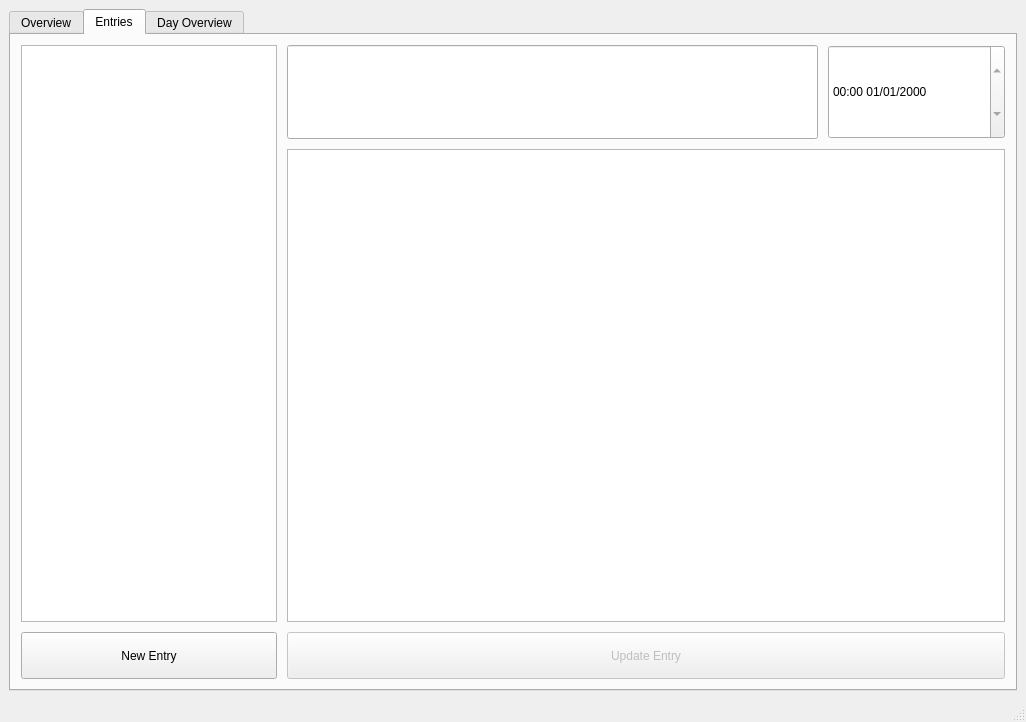
This is mainwindow.ui in Leckatall/PyJournal as Qt 5 draws it before an edit. The edited form follows.
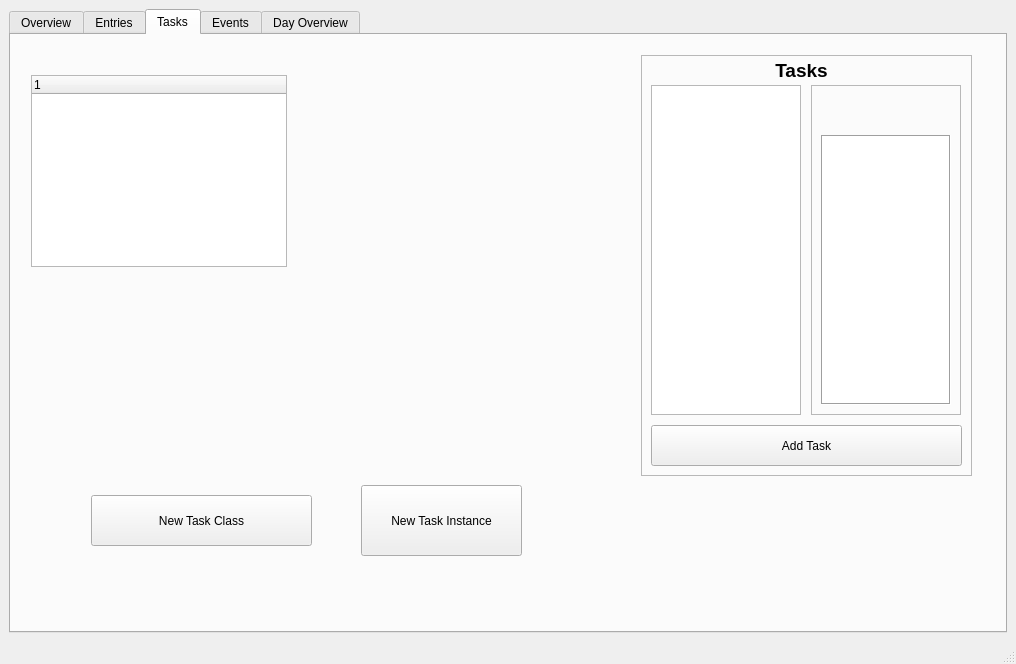
This is the edited form. The open tabs and pages were chosen to show the change.

Commit message: Implemented Events. An Object-Oriented approach to logging activities, achievements and ofc events. Working on enabling recurring events. Coming up: Tasks!

```diff
--- a/mainwindow.ui
+++ b/mainwindow.ui
@@ -6,8 +6,8 @@
    <rect>
     <x>0</x>
     <y>0</y>
-    <width>1026</width>
-    <height>722</height>
+    <width>1016</width>
+    <height>664</height>
    </rect>
   </property>
   <property name="tabletTracking">
@@ -20,6 +20,12 @@
    <string notr="true"/>
   </property>
   <widget class="QWidget" name="centralwidget">
+   <property name="sizePolicy">
+    <sizepolicy hsizetype="Preferred" vsizetype="MinimumExpanding">
+     <horstretch>0</horstretch>
+     <verstretch>0</verstretch>
+    </sizepolicy>
+   </property>
    <layout class="QVBoxLayout" name="verticalLayout">
     <item>
      <widget class="QTabWidget" name="tabWidget">
@@ -29,6 +35,9 @@
         <verstretch>0</verstretch>
        </sizepolicy>
       </property>
+      <property name="tabShape">
+       <enum>QTabWidget::TabShape::Rounded</enum>
+      </property>
       <property name="currentIndex">
        <number>1</number>
       </property>
@@ -230,6 +239,9 @@
           <property name="readOnly">
            <bool>true</bool>
           </property>
+          <property name="placeholderText">
+           <string>Entry Title</string>
+          </property>
          </widget>
         </item>
         <item row="0" column="2">
@@ -262,6 +274,9 @@
           <property name="readOnly">
            <bool>true</bool>
           </property>
+          <property name="placeholderText">
+           <string>Entry Description</string>
+          </property>
          </widget>
         </item>
         <item row="2" column="0">
@@ -301,7 +316,221 @@
         </item>
        </layout>
       </widget>
-      <widget class="QWidget" name="DayOverview">
+      <widget class="QWidget" name="TasksTab">
+       <attribute name="title">
+        <string>Tasks</string>
+       </attribute>
+       <widget class="QTreeWidget" name="treeWidget">
+        <property name="geometry">
+         <rect>
+          <x>20</x>
+          <y>40</y>
+          <width>256</width>
+          <height>192</height>
+         </rect>
+        </property>
+        <column>
+         <property name="text">
+          <string notr="true">1</string>
+         </property>
+        </column>
+       </widget>
+       <widget class="QFrame" name="frame_3">
+        <property name="geometry">
+         <rect>
+          <x>630</x>
+          <y>20</y>
+          <width>331</width>
+          <height>421</height>
+         </rect>
+        </property>
+        <property name="frameShape">
+         <enum>QFrame::Shape::StyledPanel</enum>
+        </property>
+        <property name="frameShadow">
+         <enum>QFrame::Shadow::Raised</enum>
+        </property>
+        <widget class="QListWidget" name="TaskList_2">
+         <property name="geometry">
+          <rect>
+           <x>10</x>
+           <y>30</y>
+           <width>150</width>
+           <height>330</height>
+          </rect>
+         </property>
+         <property name="toolTip">
+          <string>Task List</string>
+         </property>
+        </widget>
+        <widget class="QLabel" name="TasksLabel_2">
+         <property name="geometry">
+          <rect>
+           <x>90</x>
+           <y>0</y>
+           <width>141</width>
+           <height>31</height>
+          </rect>
+         </property>
+         <property name="text">
+          <string>&lt;html&gt;&lt;head/&gt;&lt;body&gt;&lt;p align=&quot;center&quot;&gt;&lt;span style=&quot; font-size:14pt; font-weight:700;&quot;&gt;Tasks&lt;/span&gt;&lt;/p&gt;&lt;/body&gt;&lt;/html&gt;</string>
+         </property>
+        </widget>
+        <widget class="QPushButton" name="NewTaskButton_2">
+         <property name="geometry">
+          <rect>
+           <x>10</x>
+           <y>370</y>
+           <width>311</width>
+           <height>41</height>
+          </rect>
+         </property>
+         <property name="text">
+          <string>Add Task</string>
+         </property>
+        </widget>
+        <widget class="QFrame" name="frame_4">
+         <property name="geometry">
+          <rect>
+           <x>170</x>
+           <y>30</y>
+           <width>150</width>
+           <height>330</height>
+          </rect>
+         </property>
+         <property name="frameShape">
+          <enum>QFrame::Shape::StyledPanel</enum>
+         </property>
+         <property name="frameShadow">
+          <enum>QFrame::Shadow::Raised</enum>
+         </property>
+         <widget class="QTextEdit" name="TaskDetails_2">
+          <property name="geometry">
+           <rect>
+            <x>10</x>
+            <y>50</y>
+            <width>130</width>
+            <height>270</height>
+           </rect>
+          </property>
+          <property name="frameShape">
+           <enum>QFrame::Shape::Box</enum>
+          </property>
+         </widget>
+        </widget>
+       </widget>
+       <widget class="QPushButton" name="NewTaskClass">
+        <property name="geometry">
+         <rect>
+          <x>80</x>
+          <y>460</y>
+          <width>221</width>
+          <height>51</height>
+         </rect>
+        </property>
+        <property name="text">
+         <string>New Task Class</string>
+        </property>
+       </widget>
+       <widget class="QPushButton" name="NewTaskInstance">
+        <property name="geometry">
+         <rect>
+          <x>350</x>
+          <y>450</y>
+          <width>161</width>
+          <height>71</height>
+         </rect>
+        </property>
+        <property name="text">
+         <string>New Task Instance</string>
+        </property>
+       </widget>
+      </widget>
+      <widget class="QWidget" name="EventsTab">
+       <attribute name="title">
+        <string>Events</string>
+       </attribute>
+       <widget class="QTreeWidget" name="EventClassTree">
+        <property name="geometry">
+         <rect>
+          <x>10</x>
+          <y>20</y>
+          <width>221</width>
+          <height>421</height>
+         </rect>
+        </property>
+        <property name="columnCount">
+         <number>2</number>
+        </property>
+        <column>
+         <property name="text">
+          <string notr="true">1</string>
+         </property>
+        </column>
+        <column>
+         <property name="text">
+          <string notr="true">2</string>
+         </property>
+        </column>
+       </widget>
+       <widget class="QPushButton" name="NewEventClass">
+        <property name="geometry">
+         <rect>
+          <x>10</x>
+          <y>450</y>
+          <width>221</width>
+          <height>41</height>
+         </rect>
+        </property>
+        <property name="text">
+         <string>Create Event Class</string>
+        </property>
+       </widget>
+       <widget class="QPushButton" name="NewEventInstance">
+        <property name="geometry">
+         <rect>
+          <x>240</x>
+          <y>450</y>
+          <width>221</width>
+          <height>41</height>
+         </rect>
+        </property>
+        <property name="text">
+         <string>Add Event</string>
+        </property>
+       </widget>
+       <widget class="QTableView" name="EventClassDetails">
+        <property name="geometry">
+         <rect>
+          <x>240</x>
+          <y>20</y>
+          <width>221</width>
+          <height>421</height>
+         </rect>
+        </property>
+       </widget>
+       <widget class="QTableView" name="EventsList">
+        <property name="geometry">
+         <rect>
+          <x>470</x>
+          <y>20</y>
+          <width>256</width>
+          <height>441</height>
+         </rect>
+        </property>
+       </widget>
+       <widget class="QTableView" name="EventDetails">
+        <property name="geometry">
+         <rect>
+          <x>730</x>
+          <y>30</y>
+          <width>256</width>
+          <height>431</height>
+         </rect>
+        </property>
+       </widget>
+      </widget>
+      <widget class="QWidget" name="DayOverviewTab">
        <attribute name="title">
         <string>Day Overview</string>
        </attribute>
@@ -320,7 +549,17 @@
     </item>
    </layout>
   </widget>
-  <widget class="QStatusBar" name="statusbar"/>
+  <widget class="QStatusBar" name="statusbar">
+   <property name="enabled">
+    <bool>true</bool>
+   </property>
+   <property name="sizePolicy">
+    <sizepolicy hsizetype="Preferred" vsizetype="Expanding">
+     <horstretch>0</horstretch>
+     <verstretch>0</verstretch>
+    </sizepolicy>
+   </property>
+  </widget>
  </widget>
  <resources/>
  <connections/>
```
Left out of the diff: 49 changed lines with no effect on the pictures. The commit also changes 3 other files.
